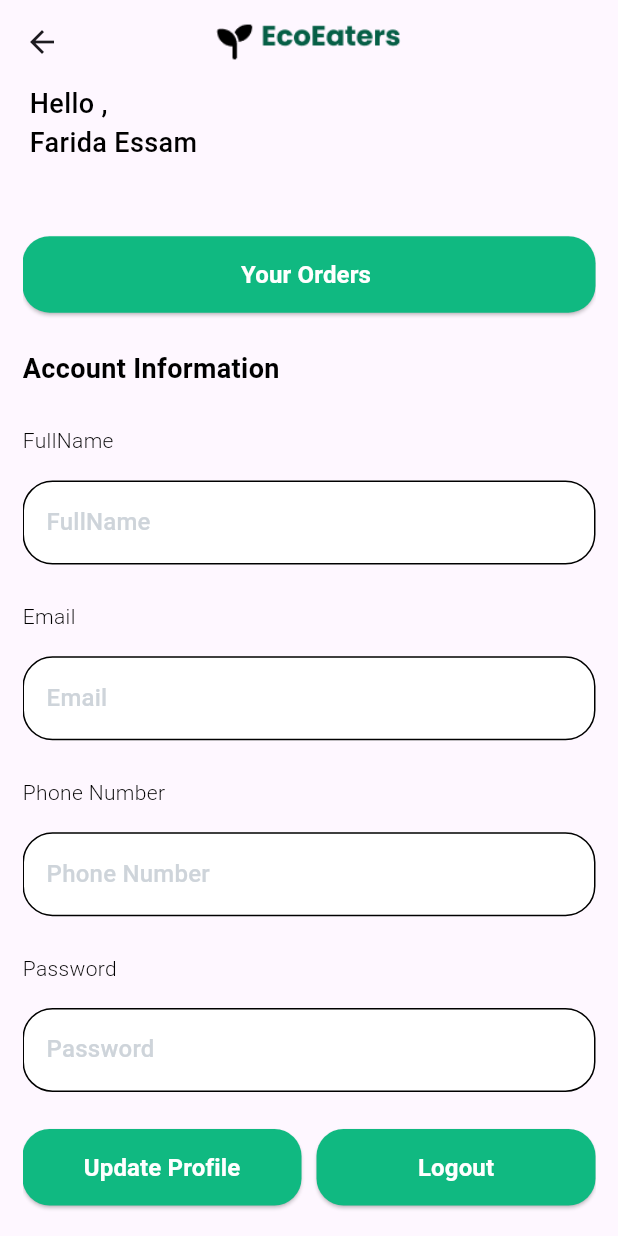
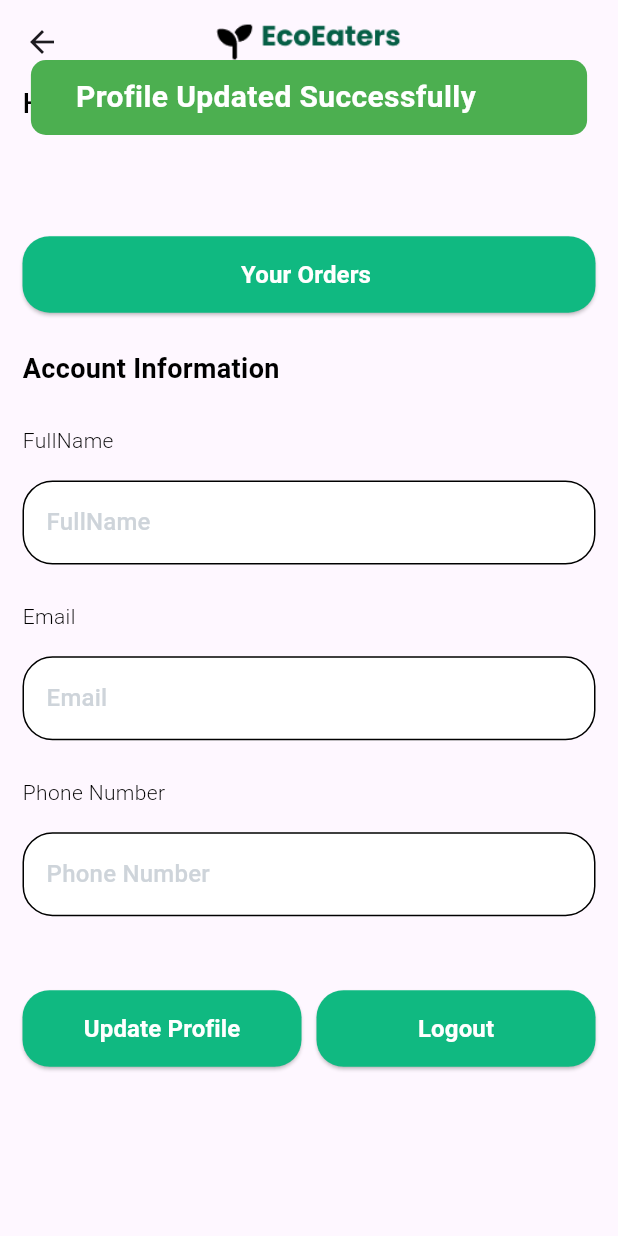
Before and after one commit to Faridaessam1/eco, a Flutter app: the ProfileTab screen opened directly, after a tap on "Update Profile", on a phone screen of 412 x 824 dp. Run offline on Flutter 3.47's test engine with Material 3 defaults, Android fonts, the phone set to English and light mode, and no system bars; our stand-ins replace animated_custom_dropdown, bot_toast, cloud_firestore, firebase_auth, firebase_core, flutter_easyloading and 4 more; accounts and stored records are empty; generated files the repository leaves out were written again.

Commit message:
*finish get customer profile  data

```diff
--- a/lib/ui/customer/profileTab/profile_tab.dart
+++ b/lib/ui/customer/profileTab/profile_tab.dart
@@ -1,6 +1,8 @@
 
+import 'package:eco_eaters_app_3/core/utils/snack_bar_services.dart';
 import 'package:flutter/material.dart';
 
+import '../../../core/FirebaseServices/firebas_firestore_customer.dart';
 import '../../../core/FirebaseServices/firebase_auth.dart';
 import '../../../core/constants/app_assets.dart';
 import '../../../core/constants/app_colors.dart';
@@ -9,7 +11,33 @@ import '../../../core/widgets/custom_elevated_button.dart';
 import '../../../core/widgets/custom_text_form_field.dart';
 
 
-class ProfileTab extends StatelessWidget{
+class ProfileTab extends StatefulWidget{
+  @override
+  State<ProfileTab> createState() => _ProfileTabState();
+}
+
+class _ProfileTabState extends State<ProfileTab> {
+  final TextEditingController _fullNameController = TextEditingController();
+  final TextEditingController _phoneController = TextEditingController();
+  final TextEditingController _emailController = TextEditingController();
+  final GlobalKey<FormState> _formKey = GlobalKey<FormState>();
+  void onDataLoaded() {
+    setState(() {}); // بتخلي الواجهة تتحدث بعد ما البيانات تتحمل
+  }
+  @override
+  void initState() {
+    // TODO: implement initState
+    super.initState();
+    FireBaseFirestoreServicesCustomer.getCustomerProfileData(
+        nameController: _fullNameController,
+        phoneController: _phoneController,
+        emailController: _emailController,
+        onDataLoaded: onDataLoaded,
+    );
+
+
+
+  }
   @override
   Widget build(BuildContext context) {
     var height = MediaQuery.of(context).size.height;
@@ -25,17 +53,20 @@ class ProfileTab extends StatelessWidget{
       body: Padding(
         padding: const EdgeInsets.symmetric(horizontal: 15),
         child: SingleChildScrollView(
+          child: Form(
+            key: _formKey,
             child: Column(
               crossAxisAlignment: CrossAxisAlignment.start,
               children: [
-              const Text(
-                " Hello ,\n Farida Essam",
-                style: TextStyle(
+                Text(
+                  "Hello,\n${_fullNameController.text}",
+                  style: const TextStyle(
                     color: AppColors.black,
                     fontWeight: FontWeight.w500,
                     fontSize: 18,
                   ),
                 ),
+
                 SizedBox(height: height * 0.06,),
                 Row(
                   children: [
@@ -72,6 +103,7 @@ class ProfileTab extends StatelessWidget{
                   ), ),
                 SizedBox(height: height * 0.02,),
                 CustomTextFormField(
+                  controller: _fullNameController,
                   hintText: "FullName",
                   filledColor: AppColors.white,
                   borderColor: AppColors.black,
@@ -87,6 +119,7 @@ class ProfileTab extends StatelessWidget{
                   ), ),
                 SizedBox(height: height * 0.02,),
                 CustomTextFormField(
+                  controller: _emailController,
                   hintText: "Email",
                   filledColor: AppColors.white,
                   borderColor: AppColors.black,
@@ -102,6 +135,7 @@ class ProfileTab extends StatelessWidget{
                   ), ),
                 SizedBox(height: height * 0.02,),
                 CustomTextFormField(
+                  controller: _phoneController,
                   hintText: "Phone Number",
                   filledColor: AppColors.white,
                   borderColor: AppColors.black,
@@ -109,25 +143,27 @@ class ProfileTab extends StatelessWidget{
                 ),
                 SizedBox(height: height * 0.03,),
 
-              const Text("Password" ,
-                style: TextStyle(
-                  color: AppColors.black,
-                  fontWeight: FontWeight.w300,
-                  fontSize: 14,
-                ), ),
-              SizedBox(height: height * 0.02,),
-              CustomTextFormField(
-                hintText: "Password",
-                filledColor: AppColors.white,
-                borderColor: AppColors.black,
-                hintTextColor: AppColors.grey,
-              ),
+
                 SizedBox(height: height * 0.03,),
                 Row(
                   children: [
                     Expanded(
                       child: CustomElevatedButton(
-                      onPressed: (){print("");},
+                        onPressed: () async {
+                          if (_formKey.currentState!.validate()) {
+                            bool success = await FireBaseFirestoreServicesCustomer.updateCustomerProfile(
+                              name: _fullNameController.text.trim(),
+                              phone: _phoneController.text.trim(),
+                              email: _emailController.text.trim(),
+                            );
+                            if (success) {
+                            SnackBarServices.showSuccessMessage("Profile Updated Successfully");
+                            } else {
+                              SnackBarServices.showErrorMessage("Failed to update profile, Try Again");
+                            }
+                          }
+                        },
+
                         text: "Update Profile",
                         buttonColor: AppColors.primaryColor,
                         textColor: AppColors.white,
@@ -139,8 +175,9 @@ class ProfileTab extends StatelessWidget{
                     const SizedBox(width: 10,),
                     Expanded(
                       child: CustomElevatedButton(
-                      onPressed: (){
-                        FirebaseFunctions.logout();
+                        onPressed: () async {
+                          await FirebaseFunctions.logout();
+                          Navigator.pushReplacementNamed(context,PagesRouteName.login);
                         },
                         text: "Logout",
                         buttonColor: AppColors.primaryColor,
@@ -159,7 +196,7 @@ class ProfileTab extends StatelessWidget{
             ),
           ),
         ),
+      ),
     );
   }
-
 }
```
Lines whose indentation alone changed are shown as unchanged.
